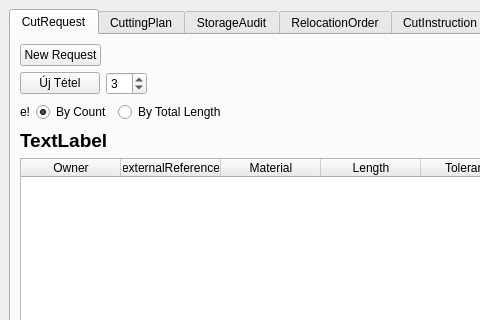
This is view/MainWindow.ui in horvathzoltan/cutplannerpro as Qt 5 draws it before an edit; both pictures show x 0 to 480 and y 0 to 320 of the 1024 by 666 pixel window. The edited form follows.
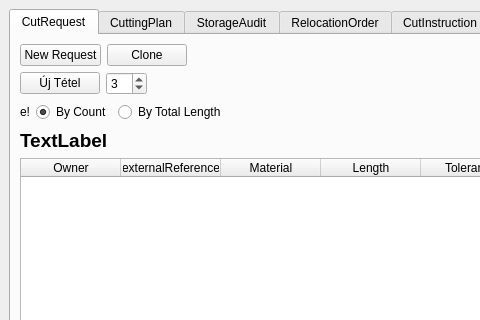
This is the edited form.

Patch:
```diff
--- a/view/MainWindow.ui
+++ b/view/MainWindow.ui
@@ -60,6 +60,13 @@
               </property>
              </widget>
             </item>
+            <item>
+             <widget class="QPushButton" name="btn_CloneRequest">
+              <property name="text">
+               <string>Clone</string>
+              </property>
+             </widget>
+            </item>
             <item>
              <spacer name="horizontalSpacer_4">
               <property name="orientation">
```
